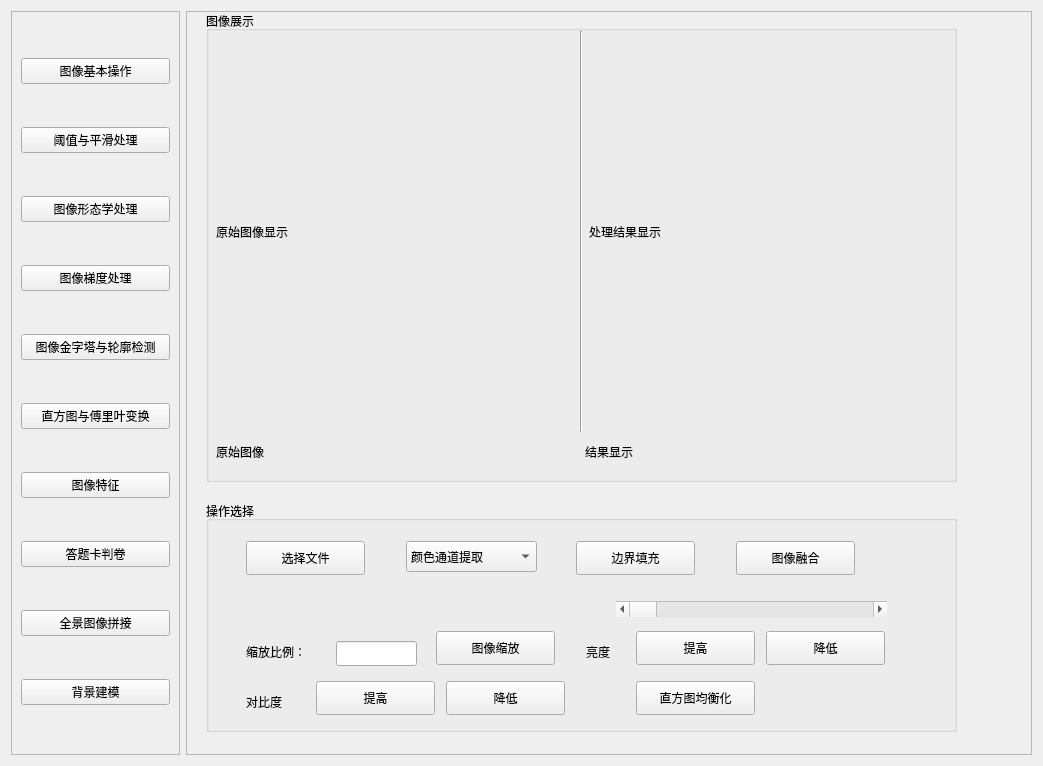
Sirus115/OpenCV_project, file ui/main.ui: the form before one commit.
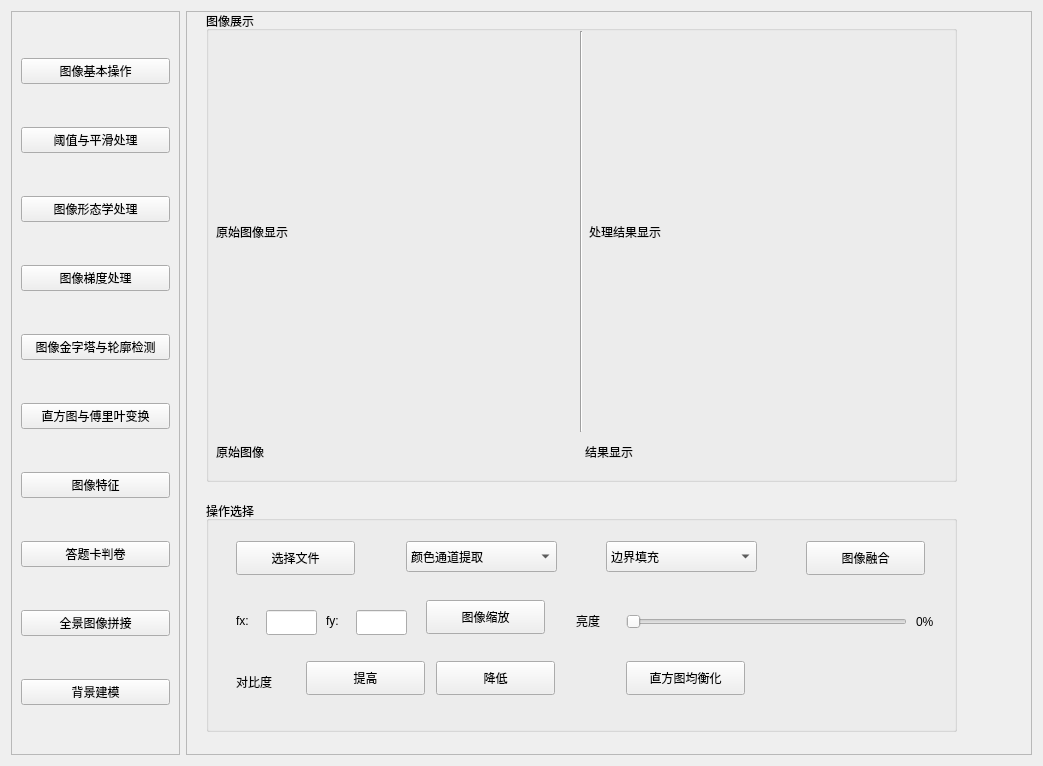
The form after the commit.

Patch:
```diff
--- a/ui/main.ui
+++ b/ui/main.ui
@@ -235,23 +235,10 @@
         <property name="title">
          <string>操作选择</string>
         </property>
-        <widget class="QPushButton" name="btn_edge">
-         <property name="geometry">
-          <rect>
-           <x>370</x>
-           <y>40</y>
-           <width>119</width>
-           <height>34</height>
-          </rect>
-         </property>
-         <property name="text">
-          <string>边界填充</string>
-         </property>
-        </widget>
         <widget class="QPushButton" name="btn_merge">
          <property name="geometry">
           <rect>
-           <x>530</x>
+           <x>600</x>
            <y>40</y>
            <width>119</width>
            <height>34</height>
@@ -264,22 +251,22 @@
         <widget class="QLabel" name="label_6">
          <property name="geometry">
           <rect>
-           <x>40</x>
-           <y>140</y>
-           <width>91</width>
+           <x>30</x>
+           <y>109</y>
+           <width>31</width>
            <height>21</height>
           </rect>
          </property>
          <property name="text">
-          <string>缩放比例：</string>
+          <string>fx:</string>
          </property>
         </widget>
         <widget class="QLineEdit" name="txt_pro">
          <property name="geometry">
           <rect>
-           <x>130</x>
-           <y>140</y>
-           <width>81</width>
+           <x>60</x>
+           <y>109</y>
+           <width>51</width>
            <height>25</height>
           </rect>
          </property>
@@ -287,8 +274,8 @@
         <widget class="QPushButton" name="btn_zoom">
          <property name="geometry">
           <rect>
-           <x>230</x>
-           <y>130</y>
+           <x>220</x>
+           <y>99</y>
            <width>119</width>
            <height>34</height>
           </rect>
@@ -300,8 +287,8 @@
         <widget class="QLabel" name="label_2">
          <property name="geometry">
           <rect>
-           <x>380</x>
-           <y>140</y>
+           <x>370</x>
+           <y>109</y>
            <width>41</width>
            <height>21</height>
           </rect>
@@ -310,37 +297,11 @@
           <string>亮度</string>
          </property>
         </widget>
-        <widget class="QPushButton" name="pushButton_18">
-         <property name="geometry">
-          <rect>
-           <x>430</x>
-           <y>130</y>
-           <width>119</width>
-           <height>34</height>
-          </rect>
-         </property>
-         <property name="text">
-          <string>提高</string>
-         </property>
-        </widget>
-        <widget class="QPushButton" name="pushButton_19">
-         <property name="geometry">
-          <rect>
-           <x>560</x>
-           <y>130</y>
-           <width>119</width>
-           <height>34</height>
-          </rect>
-         </property>
-         <property name="text">
-          <string>降低</string>
-         </property>
-        </widget>
         <widget class="QPushButton" name="pushButton_20">
          <property name="geometry">
           <rect>
-           <x>240</x>
-           <y>180</y>
+           <x>230</x>
+           <y>160</y>
            <width>119</width>
            <height>34</height>
           </rect>
@@ -352,8 +313,8 @@
         <widget class="QPushButton" name="pushButton_21">
          <property name="geometry">
           <rect>
-           <x>110</x>
-           <y>180</y>
+           <x>100</x>
+           <y>160</y>
            <width>119</width>
            <height>34</height>
           </rect>
@@ -365,8 +326,8 @@
         <widget class="QLabel" name="label_7">
          <property name="geometry">
           <rect>
-           <x>40</x>
-           <y>190</y>
+           <x>30</x>
+           <y>170</y>
            <width>61</width>
            <height>21</height>
           </rect>
@@ -378,8 +339,8 @@
         <widget class="QPushButton" name="btn_graph">
          <property name="geometry">
           <rect>
-           <x>430</x>
-           <y>180</y>
+           <x>420</x>
+           <y>160</y>
            <width>119</width>
            <height>34</height>
           </rect>
@@ -391,7 +352,7 @@
         <widget class="QPushButton" name="btn_load">
          <property name="geometry">
           <rect>
-           <x>40</x>
+           <x>30</x>
            <y>40</y>
            <width>119</width>
            <height>34</height>
@@ -401,25 +362,12 @@
           <string>选择文件</string>
          </property>
         </widget>
-        <widget class="QScrollBar" name="horizontalScrollBar">
-         <property name="geometry">
-          <rect>
-           <x>410</x>
-           <y>100</y>
-           <width>271</width>
-           <height>16</height>
-          </rect>
-         </property>
-         <property name="orientation">
-          <enum>Qt::Horizontal</enum>
-         </property>
-        </widget>
         <widget class="QComboBox" name="cbx_color">
          <property name="geometry">
           <rect>
            <x>200</x>
            <y>40</y>
-           <width>131</width>
+           <width>151</width>
            <height>31</height>
           </rect>
          </property>
@@ -444,6 +392,95 @@
           </property>
          </item>
         </widget>
+        <widget class="QComboBox" name="cbx_edge">
+         <property name="geometry">
+          <rect>
+           <x>400</x>
+           <y>40</y>
+           <width>151</width>
+           <height>31</height>
+          </rect>
+         </property>
+         <item>
+          <property name="text">
+           <string>边界填充</string>
+          </property>
+         </item>
+         <item>
+          <property name="text">
+           <string>复制法</string>
+          </property>
+         </item>
+         <item>
+          <property name="text">
+           <string>反射法</string>
+          </property>
+         </item>
+         <item>
+          <property name="text">
+           <string>反射法_101</string>
+          </property>
+         </item>
+         <item>
+          <property name="text">
+           <string>外包装法</string>
+          </property>
+         </item>
+         <item>
+          <property name="text">
+           <string>常量法</string>
+          </property>
+         </item>
+        </widget>
+        <widget class="QLabel" name="label_8">
+         <property name="geometry">
+          <rect>
+           <x>120</x>
+           <y>109</y>
+           <width>31</width>
+           <height>21</height>
+          </rect>
+         </property>
+         <property name="text">
+          <string>fy:</string>
+         </property>
+        </widget>
+        <widget class="QLineEdit" name="txt_fy">
+         <property name="geometry">
+          <rect>
+           <x>150</x>
+           <y>109</y>
+           <width>51</width>
+           <height>25</height>
+          </rect>
+         </property>
+        </widget>
+        <widget class="QSlider" name="sld_bright">
+         <property name="geometry">
+          <rect>
+           <x>420</x>
+           <y>110</y>
+           <width>281</width>
+           <height>21</height>
+          </rect>
+         </property>
+         <property name="orientation">
+          <enum>Qt::Horizontal</enum>
+         </property>
+        </widget>
+        <widget class="QLabel" name="lbl_bri">
+         <property name="geometry">
+          <rect>
+           <x>710</x>
+           <y>100</y>
+           <width>31</width>
+           <height>41</height>
+          </rect>
+         </property>
+         <property name="text">
+          <string>0%</string>
+         </property>
+        </widget>
        </widget>
       </widget>
       <widget class="QWidget" name="page_2"/>
```
Left out of the diff: 2 changed lines with no effect on the pictures.
